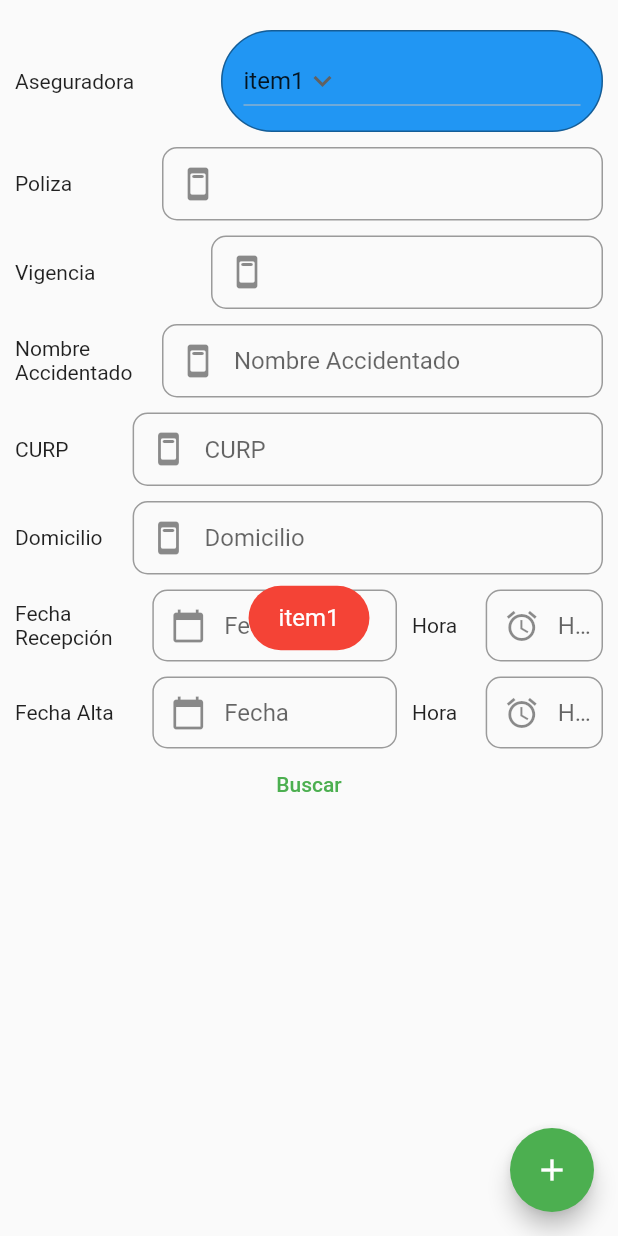
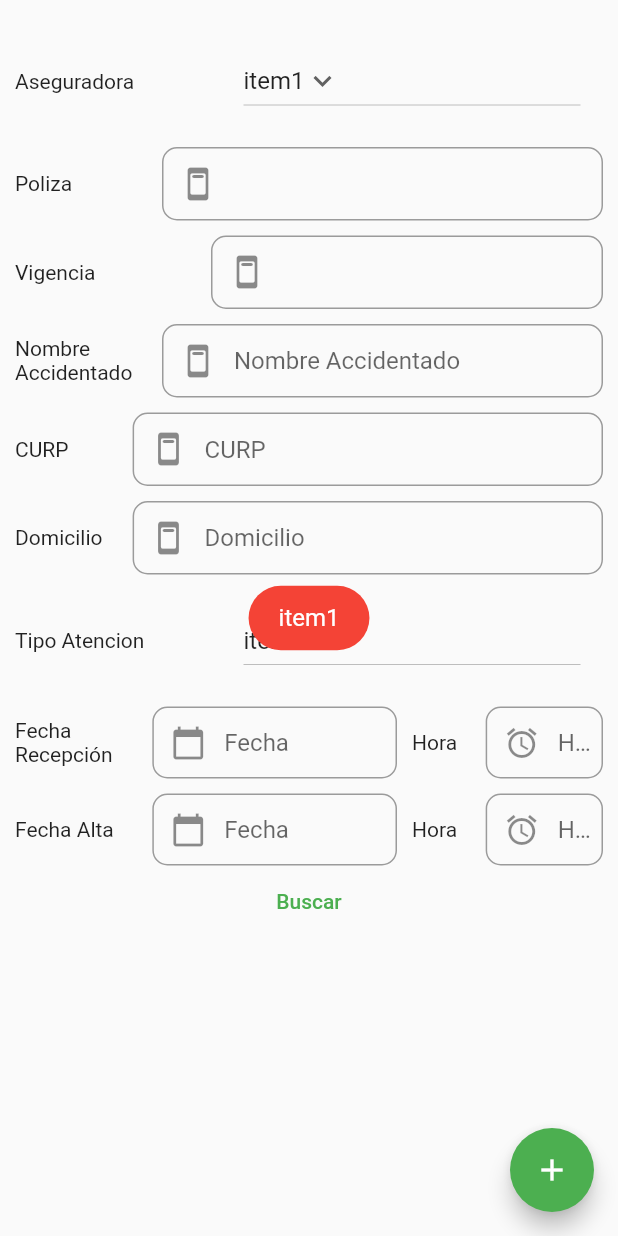
Before and after one commit to Luisicho/Movilidad, a Flutter app: the secondStep screen opened directly, after a tap on "Buscar", on a phone screen of 412 x 824 dp. Run offline on Flutter 3.47's test engine with Material 2 defaults, Android fonts, the phone set to English and light mode, and no system bars; our stand-ins replace flutter_map, flutter_speed_dial, fluttertoast, geolocator, image_picker, latlong2 and 1 more.

Commit message:
addTipoField

```diff
--- a/lib/levantamiento/views/afectado_view.dart
+++ b/lib/levantamiento/views/afectado_view.dart
@@ -27,8 +27,16 @@ final TextEditingController hourAltaController = TextEditingController();
 
 
 //Generales
-var initialList = "item1";
-var lista = ["item1", "item2", "item3"];
+//Generales
+var aseguradora = "item1";
+var listaAseguradora = ["item1", "item2", "item3"];
+
+var tipoAR = "item1";
+var listaTipoAR = ["item1", "item2", "item3"];
+
+var institucionMed = "item1";
+var listaInstitucionMed = ["item1", "item2", "item3"];
+
 
 class _afectadoViewState extends State<afectadoView> {
   //----------------Variables Locales
@@ -171,23 +179,17 @@ class _afectadoViewState extends State<afectadoView> {
         const SizedBox(width: 10),
         Expanded(
             flex: 2,
-            child: DecoratedBox(
-              decoration: BoxDecoration(
-                color: Colors.blue,
-                border: Border.all(color: Colors.black38, width: 1),
-                borderRadius: BorderRadius.circular(50),
-              ),
             child: Padding(
               padding: const EdgeInsets.fromLTRB(15, 10, 15, 10),
               child: DropdownButton(
                 // Initial Value
-                  value: initialList,
+                value: aseguradora,
 
                 // Down Arrow Icon
                 icon: const Icon(Icons.keyboard_arrow_down),
 
                 // Array list of items
-                  items: lista.map((String items) {
+                items: listaAseguradora.map((String items) {
                   return DropdownMenuItem(
                     value: items,
                     child: Text(items),
@@ -198,12 +200,12 @@ class _afectadoViewState extends State<afectadoView> {
                 // change button value to selected value
                 onChanged: (String? newValue) {
                   setState(() {
-                      initialList = newValue!;
+                    aseguradora = newValue!;
                   });
                 },
               ),
             ),
-            )),
+          ),
       ],
     );
 
@@ -401,6 +403,46 @@ class _afectadoViewState extends State<afectadoView> {
         ]
     );
 
+    //tipoARField
+    final tipoARField = Row(
+      mainAxisAlignment: MainAxisAlignment.center,
+      children: [
+        Expanded(
+          flex: 1,
+          child: Text("Tipo Atencion"),
+        ),
+        const SizedBox(width: 10),
+        Expanded(
+            flex: 2,
+            child: Padding(
+              padding: const EdgeInsets.fromLTRB(15, 10, 15, 10),
+              child: DropdownButton(
+                // Initial Value
+                value: tipoAR,
+
+                // Down Arrow Icon
+                icon: const Icon(Icons.keyboard_arrow_down),
+
+                // Array list of items
+                items: listaTipoAR.map((String items) {
+                  return DropdownMenuItem(
+                    value: items,
+                    child: Text(items),
+                  );
+                }).toList(),
+
+                // After selecting the desired option,it will
+                // change button value to selected value
+                onChanged: (String? newValue) {
+                  setState(() {
+                    tipoAR = newValue!;
+                  });
+                },
+              ),
+            ),
+          ),
+      ],
+    );
 
 
     //----Return
@@ -424,6 +466,8 @@ class _afectadoViewState extends State<afectadoView> {
           const SizedBox(height: 10),
           domicilioField,
           const SizedBox(height: 10),
+          tipoARField,
+          const SizedBox(height: 10),
           RecepcionField,
           const SizedBox(height: 10),
           AltaField,
@@ -432,11 +476,10 @@ class _afectadoViewState extends State<afectadoView> {
             onPressed: () {
               //-------------Toast
               Fluttertoast.showToast(
-                  msg: initialList,
+                  msg: aseguradora,
                   toastLength: Toast.LENGTH_SHORT,
                   gravity: ToastGravity.CENTER,
-                  timeInSecForIosWeb: 1,
-                  backgroundColor: Colors.red,
+                  timeInSecForIosWeb: 1,                  backgroundColor: Colors.red,
                   textColor: Colors.white,
                   fontSize: 16.0);
               //-------------Toast
```
Lines whose indentation alone changed are shown as unchanged.
